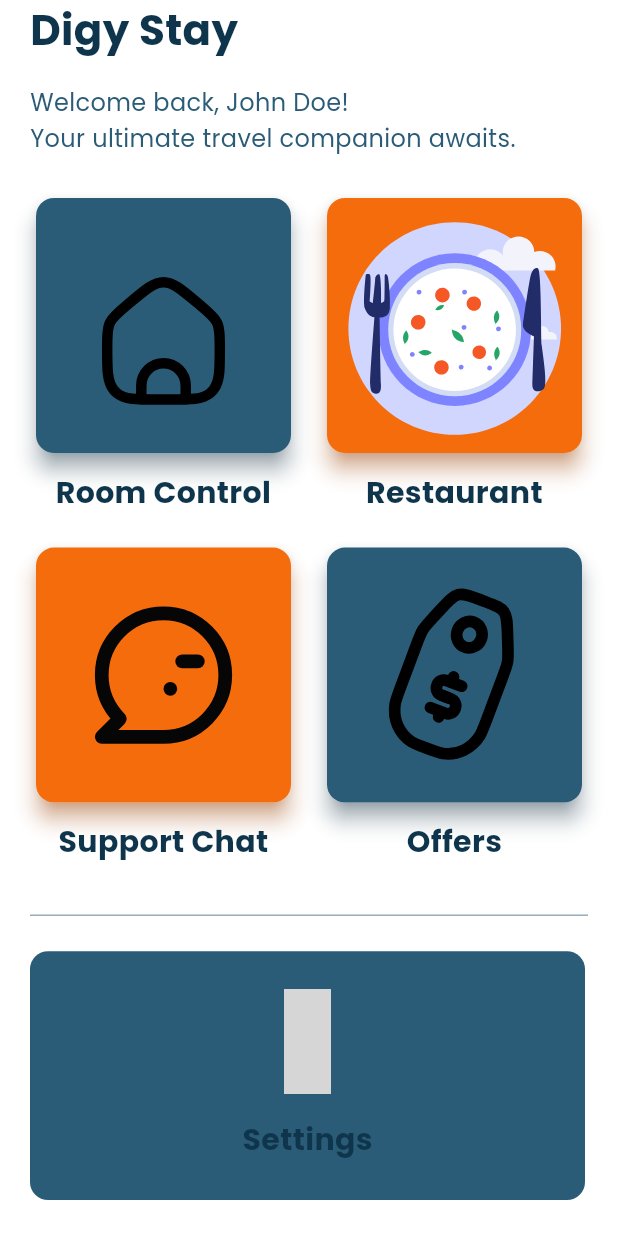
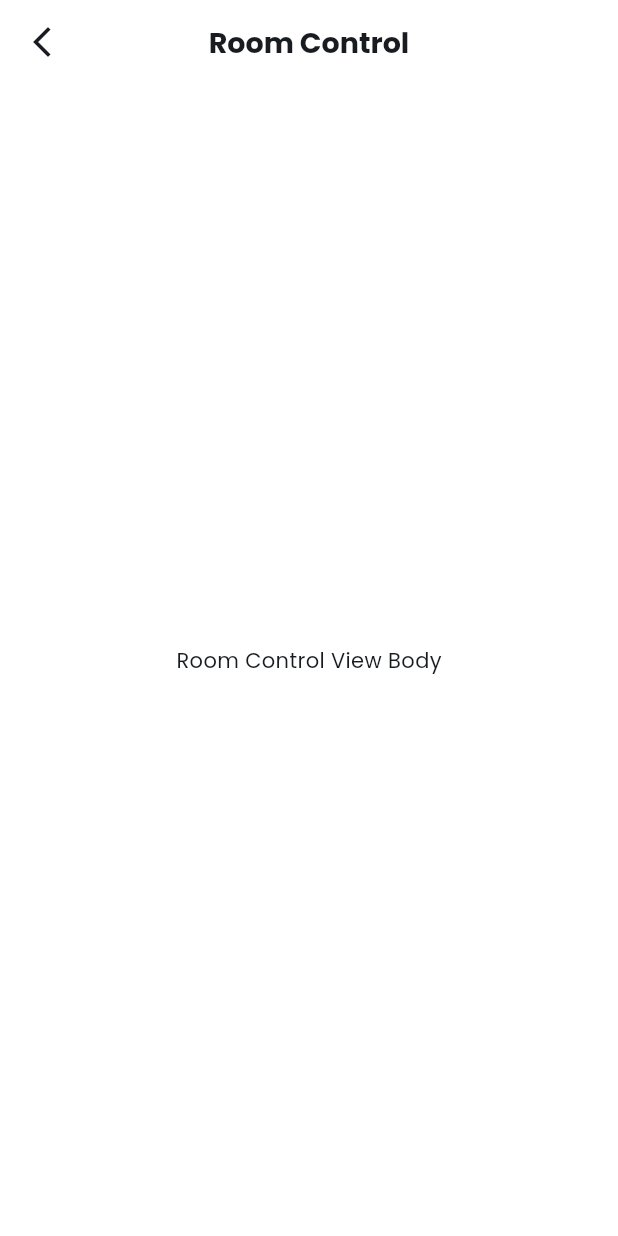
Before and after one commit to 3madhani/digy_stay, a Flutter app: the HomeView screen opened by its route, after a tap on "Room Control", on a phone screen of 412 x 824 dp. Run offline on Flutter 3.47's test engine with Material 3 defaults, Android fonts, the phone set to English and light mode, and no system bars; drawn by our look-alikes of lottie; our stand-ins replace dots_indicator, flutter_svg, iconsax, shared_preferences; accounts and stored records are empty; grey boxes are pictures that could not be loaded.

Commit message:
feat: Add new feature views and update routing for Room Control, Restaurant, Support Chat, and Offers

```diff
--- a/lib/core/helper/on_generate_routes.dart
+++ b/lib/core/helper/on_generate_routes.dart
@@ -1,4 +1,8 @@
 import 'package:digy_stay/feature/home/presentaion/views/home_view.dart';
+import 'package:digy_stay/feature/offers/presentation/views/offers_view.dart';
+import 'package:digy_stay/feature/restaurant/presentation/views/restaurant_view.dart';
+import 'package:digy_stay/feature/room_control/presentaion/views/room_control_view.dart';
+import 'package:digy_stay/feature/support_chat/presentation/views/support_chat_view.dart';
 import 'package:flutter/material.dart';
 
 import '../../feature/auth/presentation/views/login_view.dart';
@@ -18,6 +22,14 @@ Route<dynamic> onGenerateRoute(RouteSettings settings) {
       return MaterialPageRoute(builder: (_) => const SignUpView());
     case HomeView.routeName:
       return MaterialPageRoute(builder: (_) => const HomeView());
+    case RoomControlView.routeName:
+      return MaterialPageRoute(builder: (_) => const RoomControlView());
+    case RestaurantView.routeName:
+      return MaterialPageRoute(builder: (_) => const RestaurantView());
+    case SupportChatView.routeName:
+      return MaterialPageRoute(builder: (_) => const SupportChatView());
+    case OffersView.routeName:
+      return MaterialPageRoute(builder: (_) => const OffersView());
     default:
       return MaterialPageRoute(
         builder:
--- a/lib/feature/home/presentaion/views/widgets/feature_item.dart
+++ b/lib/feature/home/presentaion/views/widgets/feature_item.dart
@@ -4,8 +4,10 @@ class FeatureItem {
   final Color color;
   final String lottie;
   final String title;
+  final String routeName;
 
-  const FeatureItem({
+  const FeatureItem( {
+    required this.routeName,
     required this.color,
     required this.lottie,
     required this.title,
--- a/lib/feature/home/presentaion/views/widgets/feeature_card.dart
+++ b/lib/feature/home/presentaion/views/widgets/feeature_card.dart
@@ -8,12 +8,13 @@ class FeatureCard extends StatelessWidget {
   final String title;
   final Color color;
   final String icon;
+  final String routeName;
 
   const FeatureCard({
     super.key,
     required this.title,
     required this.color,
-    required this.icon,
+    required this.icon, required this.routeName,
   });
 
   @override
@@ -22,7 +23,7 @@ class FeatureCard extends StatelessWidget {
       splashColor: color.withOpacity(0.4),
       borderRadius: BorderRadius.circular(12),
       onTap: () {
-        debugPrint('Tapped on $title');
+        Navigator.pushNamed(context, routeName);
       },
       child: Column(
         mainAxisSize: MainAxisSize.min,
--- a/lib/feature/home/presentaion/views/widgets/home_grid_view.dart
+++ b/lib/feature/home/presentaion/views/widgets/home_grid_view.dart
@@ -21,6 +21,7 @@ class HomeGridView extends StatelessWidget {
       itemBuilder: (context, index) {
         final item = AppConst.featureItems[index];
         return FeatureCard(
+          routeName: item.routeName,
           color: item.color,
           icon: item.lottie,
           title: item.title,
--- /dev/null
+++ b/lib/feature/room_control/presentaion/views/room_control_view.dart
@@ -0,0 +1,17 @@
+import 'package:digy_stay/core/common/custom_app_bar.dart';
+import 'package:flutter/material.dart';
+
+class RoomControlView extends StatelessWidget {
+  const RoomControlView({super.key});
+  static const String routeName = 'roomControlView';
+
+  @override
+  Widget build(BuildContext context) {
+    return Scaffold(
+      appBar: buildAppBar(context: context, title: 'Room Control'),
+      body: const Center(
+        child: Text('Room Control View Body'),
+      ),
+    );
+  }
+}
```
Also changed, not shown: lib/core/constants/app_const.dart (+8 -0 lines), lib/feature/offers/presentation/views/offers_view.dart (added, +15 -0 lines), lib/feature/restaurant/presentation/views/restaurant_view.dart (added, +15 -0 lines), lib/feature/support_chat/presentation/views/support_chat_view.dart (added, +16 -0 lines).
